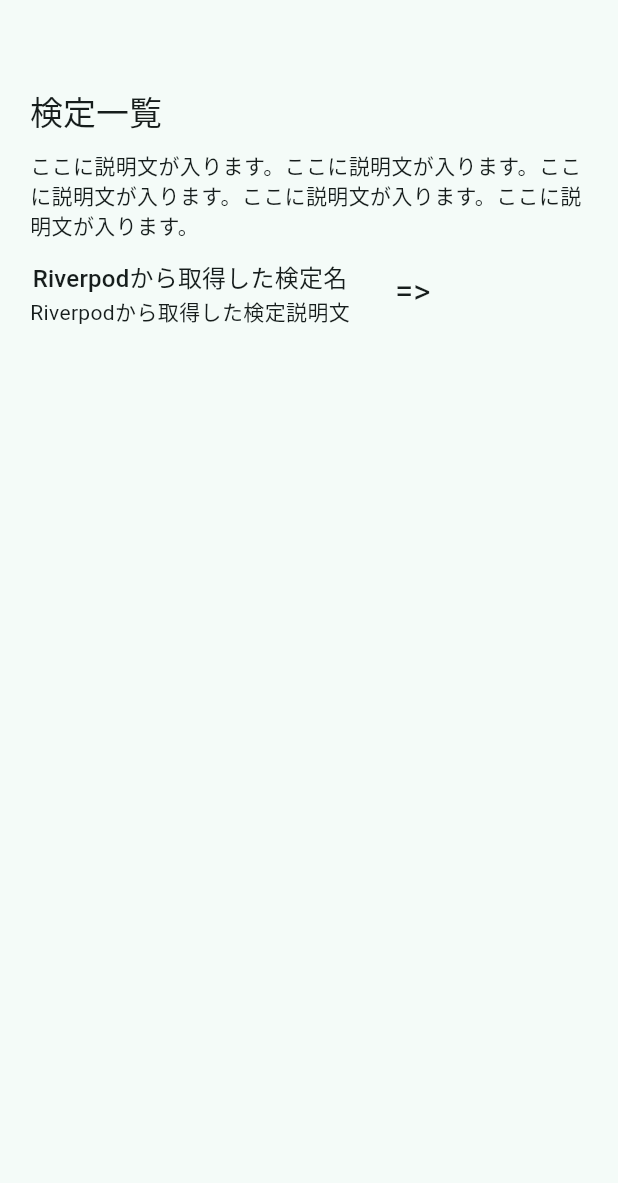
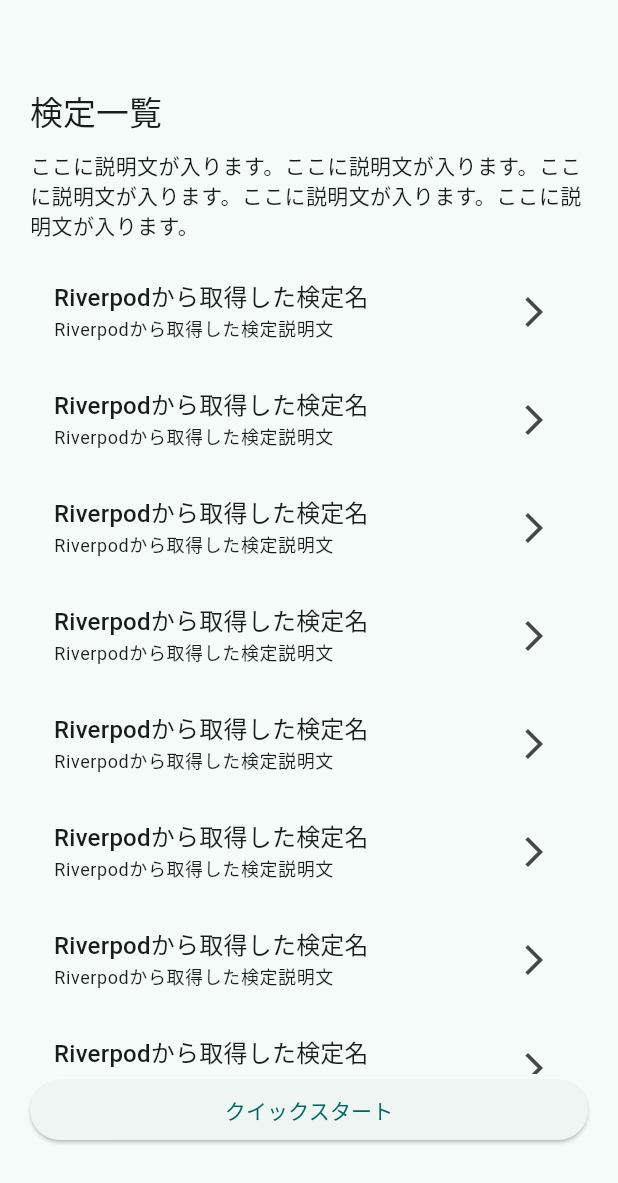
Before and after one commit to tanakahikari-pikka/flutter_certification, a Flutter app: the _Scaffold screen opened directly, on a phone screen of 412 x 824 dp. Shown: the top 1183 px of the screen. Run offline on Flutter 3.47's test engine with Material 2 defaults, Android fonts, the phone set to English and light mode, and no system bars; our stand-ins replace gap.

Commit message:
検定リストをListViewで表示

```diff
--- a/lib/examination/ui/screen/exam_index_screen/exam_index_content_list.dart
+++ b/lib/examination/ui/screen/exam_index_screen/exam_index_content_list.dart
@@ -1,27 +1,31 @@
 part of 'exam_index_screen.dart';
 
+// Riverpodから取得した検定一覧を取得する
 class ExamList extends StatelessWidget {
   const ExamList({Key? key}) : super(key: key);
 
   @override
   Widget build(BuildContext context) {
-    return SingleChildScrollView(
-      child: Row(
-        children: [
-          Column(
+    return ListView.builder(
+      itemCount: 8, // Riverpodから取得した検定一覧の数
+      itemBuilder: (BuildContext context, int index) {
+        return ListTile(
+          title: Column(
+            crossAxisAlignment: CrossAxisAlignment.start,
             children: [
               Text(
                 "Riverpodから取得した検定名",
                 style: Theme.of(context).textTheme.titleMedium,
               ),
-              Text("Riverpodから取得した検定説明文",
-                  style: Theme.of(context).textTheme.bodyMedium),
             ],
           ),
-          const Gap(30),
-          Text("=>", style: Theme.of(context).textTheme.titleLarge),
-        ],
-      ),
+          subtitle: Text(
+            "Riverpodから取得した検定説明文",
+            style: Theme.of(context).textTheme.bodySmall,
+          ),
+          trailing: const Icon(Icons.arrow_forward_ios),
+        );
+      },
     );
   }
 }
--- a/lib/examination/ui/screen/exam_index_screen/exam_index_scaffold.dart
+++ b/lib/examination/ui/screen/exam_index_screen/exam_index_scaffold.dart
@@ -14,13 +14,24 @@
           crossAxisAlignment: CrossAxisAlignment.start,
           children: [
             Text(
-              I18n().examIndexScreenTitle,
+              I18n().examIndexTitle,
               style: Theme.of(context).textTheme.titleLarge,
             ),
             const Gap(12),
-            Text(I18n().examIndexScreenDescription),
+            Text(I18n().examIndexDescription),
             const Gap(12),
-            const ExamList(),
+            const Expanded(
+              child: ExamList(),
+            ),
+            ElevatedButton(
+                onPressed: () {
+                  Navigator.pushNamed(context, '/exam_detail_screen');
+                },
+                child: Container(
+                  alignment: Alignment.center,
+                  width: double.infinity,
+                  child: Text(I18n().examIndexQuickStart),
+                ))
           ],
         ),
       ),
--- a/lib/resource/intl_resource.dart
+++ b/lib/resource/intl_resource.dart
@@ -8,7 +8,8 @@
   String get appName => 'Flutter 検定';
 
   // exam_index_screen
-  String get examIndexScreenTitle => '検定一覧';
-  String get examIndexScreenDescription =>
+  String get examIndexTitle => '検定一覧';
+  String get examIndexDescription =>
       'ここに説明文が入ります。ここに説明文が入ります。ここに説明文が入ります。ここに説明文が入ります。ここに説明文が入ります。';
+  String get examIndexQuickStart => 'クイックスタート';
 }
```
